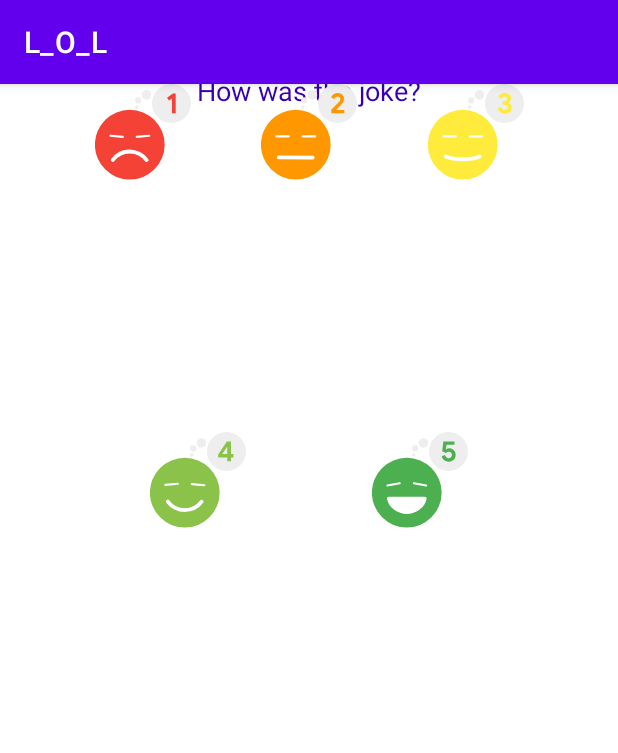
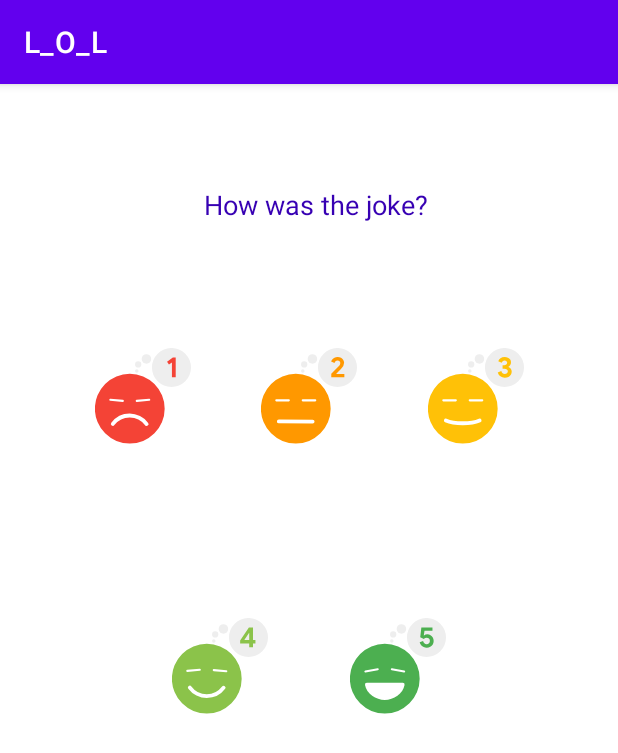
Before and after one commit to sushma1579/LOL-App, an Android app: the RateFragment screen opened through its navigation route, on a phone screen of 412 x 824 dp. Shown: the top 753 px of the screen. Run offline under Robolectric (Android 15) with nearby library versions, the phone set to English and light mode, and no system bars; Roboto replaces fonts that are not available here.

Commit message:
rate fragment edited

```diff
--- a/app/src/main/res/drawable/ic_sleep_3.xml
+++ b/app/src/main/res/drawable/ic_rate_3.xml
@@ -1,11 +1,11 @@
 <vector android:height="24dp" android:viewportHeight="500"
     android:viewportWidth="500" android:width="24dp" xmlns:android="http://schemas.android.com/apk/res/android">
-    <path android:fillColor="#FFEB3B" android:pathData="M181.16,316.18m-181.7,0a181.7,181.7 0,1 1,363.4 0a181.7,181.7 0,1 1,-363.4 0"/>
+    <path android:fillColor="#FFC107" android:pathData="M181.16,316.18m-181.7,0a181.7,181.7 0,1 1,363.4 0a181.7,181.7 0,1 1,-363.4 0"/>
     <path android:fillColor="#eee" android:pathData="M398.31,101.69m-101.69,0a101.69,101.69 0,1 1,203.38 0a101.69,101.69 0,1 1,-203.38 0"/>
     <path android:fillColor="#eee" android:pathData="M267.86,57.09m-24.76,0a24.76,24.76 0,1 1,49.52 0a24.76,24.76 0,1 1,-49.52 0"/>
     <path android:fillColor="#eee" android:pathData="M224.93,85.36m-16.33,0a16.33,16.33 0,1 1,32.66 0a16.33,16.33 0,1 1,-32.66 0"/>
     <path android:fillColor="#eee" android:pathData="M217.77,120.19m-9.17,0a9.17,9.17 0,1 1,18.34 0a9.17,9.17 0,1 1,-18.34 0"/>
-    <path android:fillColor="#FFEB3B" android:pathData="M377,147.58q-10,-6.89 -13.73,-20.1l18.6,-7.35q1.8,7.37 6.45,11.33a17.37,17.37 0,0 0,11.7 4,17 17,0 0,0 11.18,-3.9 12.88,12.88 0,0 0,-0.3 -20.17q-5,-3.83 -13.58,-3.83h-8.85V89.68h8.1a18.54,18.54 0,0 0,11.18 -3.3c3.05,-2.19 4.57,-5.4 4.57,-9.6a10.72,10.72 0,0 0,-3.75 -8.4,14 14,0 0,0 -9.6,-3.3 14.49,14.49 0,0 0,-9.9 3.3,17.57 17.57,0 0,0 -5.25,8.25l-17.85,-7.35a33.92,33.92 0,0 1,11.63 -15.6q8.47,-6.59 21.52,-6.6a39.56,39.56 0,0 1,17.18 3.6A28.64,28.64 0,0 1,428 60.51a24.51,24.51 0,0 1,4.2 14,25.17 25.17,0 0,1 -3.82,14.1 23.8,23.8 0,0 1,-9.23 8.55v1.2a27.18,27.18 0,0 1,12.15 9.45,26 26,0 0,1 4.65,15.6 28.87,28.87 0,0 1,-4.5 15.9,30.82 30.82,0 0,1 -12.67,11.1 41.9,41.9 0,0 1,-18.83 4A39.46,39.46 0,0 1,377 147.58Z"/>
+    <path android:fillColor="#FFC107" android:pathData="M377,147.58q-10,-6.89 -13.73,-20.1l18.6,-7.35q1.8,7.37 6.45,11.33a17.37,17.37 0,0 0,11.7 4,17 17,0 0,0 11.18,-3.9 12.88,12.88 0,0 0,-0.3 -20.17q-5,-3.83 -13.58,-3.83h-8.85V89.68h8.1a18.54,18.54 0,0 0,11.18 -3.3c3.05,-2.19 4.57,-5.4 4.57,-9.6a10.72,10.72 0,0 0,-3.75 -8.4,14 14,0 0,0 -9.6,-3.3 14.49,14.49 0,0 0,-9.9 3.3,17.57 17.57,0 0,0 -5.25,8.25l-17.85,-7.35a33.92,33.92 0,0 1,11.63 -15.6q8.47,-6.59 21.52,-6.6a39.56,39.56 0,0 1,17.18 3.6A28.64,28.64 0,0 1,428 60.51a24.51,24.51 0,0 1,4.2 14,25.17 25.17,0 0,1 -3.82,14.1 23.8,23.8 0,0 1,-9.23 8.55v1.2a27.18,27.18 0,0 1,12.15 9.45,26 26,0 0,1 4.65,15.6 28.87,28.87 0,0 1,-4.5 15.9,30.82 30.82,0 0,1 -12.67,11.1 41.9,41.9 0,0 1,-18.83 4A39.46,39.46 0,0 1,377 147.58Z"/>
     <path android:fillColor="#fff" android:pathData="M79.71,267.04L144.93,267.04A5.49,5.49 0,0 1,150.42 272.53L150.42,272.58A5.49,5.49 0,0 1,144.93 278.07L79.71,278.07A5.49,5.49 0,0 1,74.22 272.58L74.22,272.53A5.49,5.49 0,0 1,79.71 267.04z"/>
     <path android:fillColor="#fff" android:pathData="M217.39,267.04L282.61,267.04A5.49,5.49 0,0 1,288.1 272.53L288.1,272.58A5.49,5.49 0,0 1,282.61 278.07L217.39,278.07A5.49,5.49 0,0 1,211.9 272.58L211.9,272.53A5.49,5.49 0,0 1,217.39 267.04z"/>
     <path android:fillColor="#00000000"
--- a/app/src/main/res/layout/fragment_rate.xml
+++ b/app/src/main/res/layout/fragment_rate.xml
@@ -2,74 +2,81 @@
 
 
 <androidx.constraintlayout.widget.ConstraintLayout xmlns:android="http://schemas.android.com/apk/res/android"
+    xmlns:app="http://schemas.android.com/apk/res-auto"
     xmlns:tools="http://schemas.android.com/tools"
-    xmlns:app="http://schemas.android.com/apk/res-auto"
     android:id="@+id/constraint_layout"
     android:layout_width="match_parent"
     android:layout_height="match_parent">
 
-
-    <TextView
-        android:id="@+id/rate_textview"
-        android:layout_width="wrap_content"
-        android:layout_height="wrap_content"
-        android:layout_marginTop="8dp"
-        android:orientation="horizontal"
-        android:text="@string/rate_textview"
-        android:textColor="@color/purple_700"
-        android:textSize="18sp"
-        app:layout_constraintBottom_toTopOf="@+id/imageView2"
-        app:layout_constraintEnd_toEndOf="parent"
-        app:layout_constraintStart_toStartOf="parent"
-        app:layout_constraintTop_toTopOf="parent"
-        tools:ignore="MissingConstraints" />
 
     <ImageView
         android:id="@+id/imageView"
         android:layout_width="64dp"
         android:layout_height="64dp"
         android:layout_marginStart="16dp"
-        android:src="@drawable/ic_sleep_1"
+        android:layout_marginTop="176dp"
+        android:contentDescription="@string/very_bad_joke"
+        android:src="@drawable/ic_rate_1"
         app:layout_constraintEnd_toStartOf="@+id/imageView2"
         app:layout_constraintHorizontal_bias="0.5"
+        app:layout_constraintHorizontal_chainStyle="spread"
         app:layout_constraintStart_toStartOf="parent"
-        tools:layout_editor_absoluteY="83dp"
-        tools:ignore="MissingConstraints"
-        android:contentDescription="very bad joke" />
+        app:layout_constraintTop_toTopOf="parent"
+        tools:ignore="MissingConstraints" />
+
+    <TextView
+        android:id="@+id/rate_textview"
+        android:layout_width="wrap_content"
+        android:layout_height="wrap_content"
+        android:layout_marginTop="68dp"
+        android:orientation="horizontal"
+        android:text="@string/rate_textview"
+        android:textColor="@color/purple_700"
+        android:textSize="18sp"
+        app:layout_constraintEnd_toEndOf="parent"
+        app:layout_constraintHorizontal_bias="0.519"
+        app:layout_constraintStart_toStartOf="parent"
+        app:layout_constraintTop_toTopOf="parent"
+        app:layout_constraintVertical_chainStyle="spread"
+        tools:ignore="MissingConstraints" />
 
     <ImageView
         android:id="@+id/imageView2"
         android:layout_width="64dp"
         android:layout_height="64dp"
+        android:layout_marginTop="16dp"
         android:contentDescription="bad joke"
-        android:src="@drawable/ic_sleep_2"
-        app:layout_constraintBottom_toBottomOf="@+id/imageView"
+        android:src="@drawable/ic_rate_2"
+        app:layout_constraintBottom_toBottomOf="@+id/imageView3"
         app:layout_constraintEnd_toStartOf="@+id/imageView3"
         app:layout_constraintHorizontal_bias="0.5"
         app:layout_constraintStart_toEndOf="@+id/imageView"
+        app:layout_constraintTop_toTopOf="parent"
+        app:layout_constraintVertical_bias="1.0"
         tools:ignore="ImageContrastCheck" />
 
     <ImageView
         android:id="@+id/imageView3"
         android:layout_width="64dp"
         android:layout_height="64dp"
+        android:layout_marginTop="176dp"
         android:layout_marginEnd="16dp"
         android:contentDescription="good joke"
-        android:src="@drawable/ic_sleep_3"
-        app:layout_constraintBottom_toBottomOf="@+id/imageView2"
+        android:src="@drawable/ic_rate_3"
         app:layout_constraintEnd_toEndOf="parent"
         app:layout_constraintHorizontal_bias="0.5"
         app:layout_constraintStart_toEndOf="@+id/imageView2"
+        app:layout_constraintTop_toTopOf="parent"
         tools:ignore="ImageContrastCheck" />
 
     <ImageView
         android:id="@+id/imageView4"
         android:layout_width="64dp"
         android:layout_height="64dp"
-        android:layout_marginStart="16dp"
-        android:layout_marginBottom="304dp"
+        android:layout_marginStart="60dp"
+        android:layout_marginBottom="232dp"
         android:contentDescription="very good joke"
-        android:src="@drawable/ic_sleep_4"
+        android:src="@drawable/ic_rate_4"
         app:layout_constraintBottom_toBottomOf="parent"
         app:layout_constraintEnd_toStartOf="@+id/imageView5"
         app:layout_constraintHorizontal_bias="0.5"
@@ -82,12 +89,14 @@
         android:id="@+id/imageView5"
         android:layout_width="64dp"
         android:layout_height="64dp"
-        android:layout_marginEnd="16dp"
+        android:layout_marginEnd="60dp"
+        android:layout_marginBottom="232dp"
         android:contentDescription="excellent joke"
-        android:src="@drawable/ic_sleep_5"
-        app:layout_constraintBottom_toBottomOf="@+id/imageView4"
+        android:src="@drawable/ic_rate_5"
+        app:layout_constraintBottom_toBottomOf="parent"
         app:layout_constraintEnd_toEndOf="parent"
         app:layout_constraintHorizontal_bias="0.5"
         app:layout_constraintStart_toEndOf="@+id/imageView4"
+        app:layout_constraintTop_toBottomOf="@+id/imageView2"
         tools:ignore="ImageContrastCheck" />
 </androidx.constraintlayout.widget.ConstraintLayout>
--- a/app/src/main/res/values/strings.xml
+++ b/app/src/main/res/values/strings.xml
@@ -14,4 +14,5 @@
     <string name="more_button">more</string>
     <string name="rate_button">rate</string>
     <string name="rate_textview">How was the joke?</string>
+    <string name="very_bad_joke">very bad joke</string>
 </resources>
```
Also changed, not shown: app/src/main/res/drawable/ic_rate_1.xml (renamed from app/src/main/res/drawable/ic_sleep_1.xml), app/src/main/res/drawable/ic_rate_2.xml (renamed from app/src/main/res/drawable/ic_sleep_2.xml), app/src/main/res/drawable/ic_rate_4.xml (renamed from app/src/main/res/drawable/ic_sleep_4.xml), app/src/main/res/drawable/ic_rate_5.xml (renamed from app/src/main/res/drawable/ic_sleep_5.xml).
